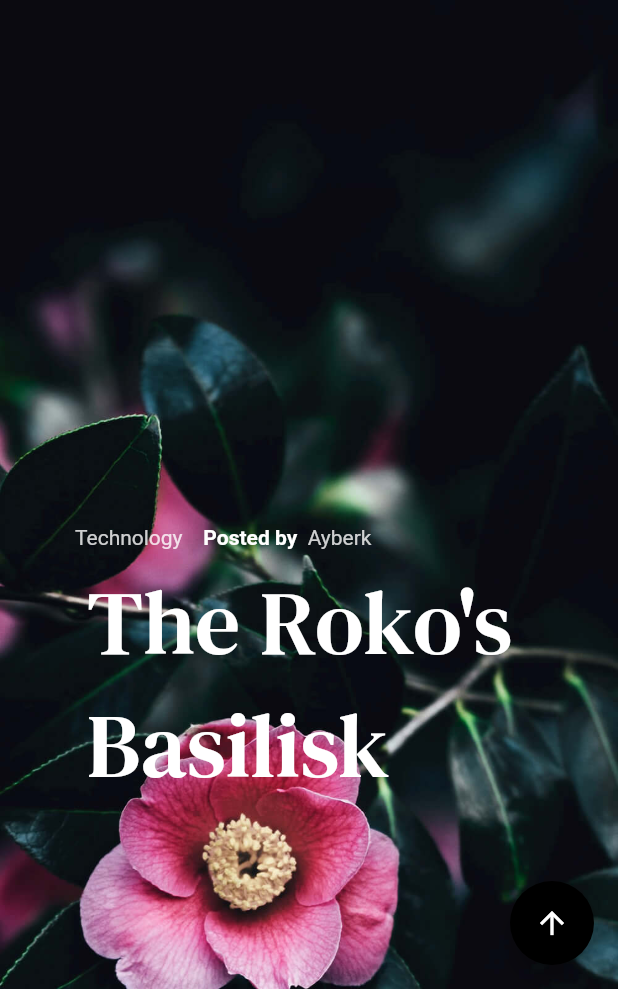
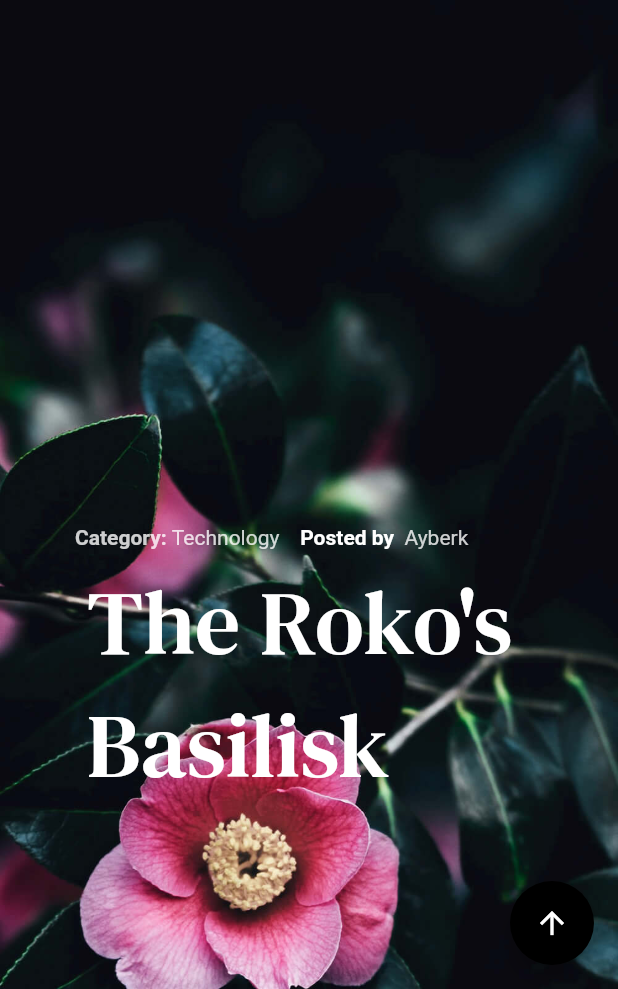
Before and after one commit to pnzrkmpfwgn/my-blog, a Flutter app: the screen it shows after launch, swiped to page 4, on a phone screen of 412 x 824 dp, the part 247-1236 px from its top. Run offline on Flutter 3.47's test engine with Material 2 defaults, Android fonts, the phone set to English and light mode, and no system bars; drawn by our look-alikes of carousel_slider; missing offline and left inert: footer; project files that could hold a hidden picture were left out.

Commit message:
carousel fixed

```diff
--- a/lib/utils/carousel.dart
+++ b/lib/utils/carousel.dart
@@ -73,14 +73,18 @@ class _CarouselState extends State<Carousel> {
                         children: [
                           Row(
                             children: [
-                              AnimatedDefaultTextStyle(
-                                  style: TextStyle(
-                                    color: Colors.white.withOpacity(opacitytxt),
+                              AnimatedOpacity(
+                                opacity: opacitytxt,
+                                  duration: const Duration(seconds: 1),
+                                  child: RichText(text:TextSpan(text:"Category: ",
+                                      style: TextStyle(fontWeight: FontWeight.bold,color:Colors.white.withOpacity(opacitytxt)),
+                                      children:[
+                                        TextSpan(text:contents[imgList.indexOf(item)]["category"] +"    ",
+                                            style: TextStyle(fontWeight: FontWeight.normal))
+                                      ]
+                                  )
                                   ),
-                                  duration: const Duration(seconds: 1),
-                                  child: Text(
-                                    contents[imgList.indexOf(item)]["category"] + "    ",
-                                  )),
+                              ),
                               AnimatedDefaultTextStyle(
                                   style: TextStyle(
                                       color: Colors.white.withOpacity(opacity)),
@@ -203,9 +207,19 @@ class _mobileCarouselState extends State<mobileCarousel> {
                   children: [
                     Row(
                       children: [
-                        AnimatedDefaultTextStyle(style: TextStyle(
-                          color:Colors.white.withOpacity(opacitytxt),
-                        ), duration: const Duration(seconds: 1), child:Text( contents[imgList.indexOf(item)]["category"] +"    ",)),
+                        AnimatedOpacity(
+                          opacity:opacitytxt,
+                          duration: const Duration(seconds: 1),
+                            child:RichText(text:TextSpan(text:"Category: ",
+                                style: TextStyle(fontWeight: FontWeight.bold,color:Colors.white),
+                                children:[
+                                  TextSpan(text:contents[imgList.indexOf(item)]["category"] +"    ",
+                                      style: TextStyle(fontWeight: FontWeight.normal))
+                                ]
+                              )
+                            ),
+                            // child:Text( contents[imgList.indexOf(item)]["category"] +"    ",)
+                        ),
                         AnimatedDefaultTextStyle(style: TextStyle(
                                 color: Colors.white.withOpacity(opacity)
                             ),
```
